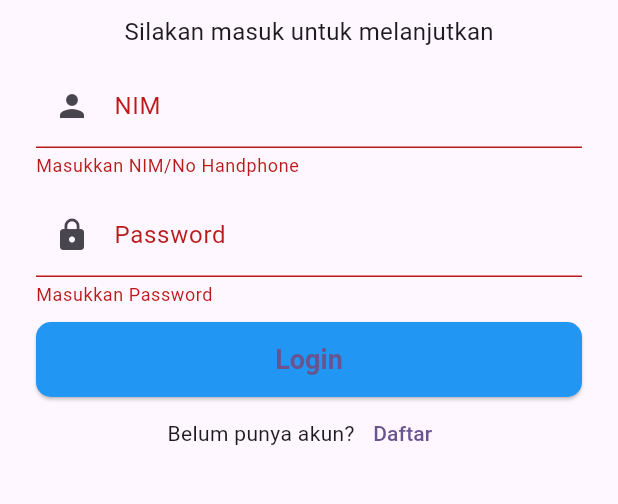
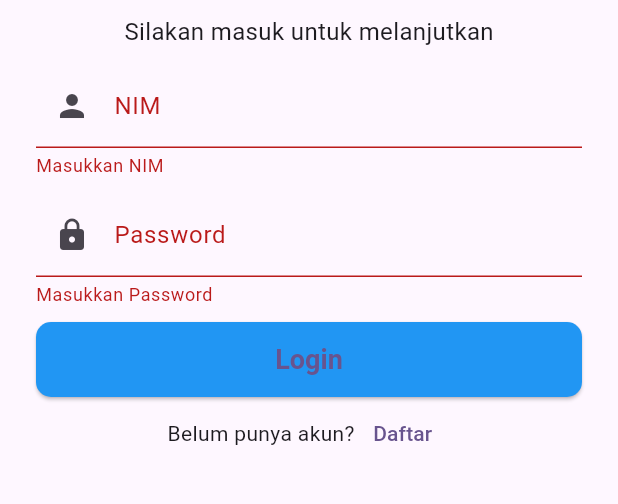
Before and after one commit to Miftahul2160/SimpanUKM, a Flutter app: the screen it shows after launch, after a tap on "Login", on a phone screen of 412 x 824 dp, the part 320-824 px from its top. Run offline on Flutter 3.47's test engine with Material 3 defaults, Android fonts, the phone set to English and light mode, and no system bars; our stand-ins replace image_picker.

Commit message:
Perbaikan Login Page

```diff
--- a/lib/presentation/pages/login_page.dart
+++ b/lib/presentation/pages/login_page.dart
@@ -1,9 +1,7 @@
 import 'package:flutter/material.dart';
 import 'package:simpanukm_uas_pam/data/services/authen_service.dart';
 import 'package:simpanukm_uas_pam/presentation/pages/admin/admin_navigationpage.dart';
-import 'package:simpanukm_uas_pam/presentation/pages/admin/dashboard_adminpage.dart';
 import 'package:simpanukm_uas_pam/presentation/pages/register_page.dart';
-import 'package:simpanukm_uas_pam/presentation/pages/user/dashboard_userpage.dart';
 import 'package:simpanukm_uas_pam/presentation/pages/user/user_navigationpage.dart';
 
 class LoginPage extends StatefulWidget {
@@ -107,7 +105,7 @@
                     ),
                     validator: (value) {
                       if (value == null || value.isEmpty) {
-                        return 'Masukkan NIM/No Handphone';
+                        return 'Masukkan NIM';
                       } else if (!RegExp(r'^[0-9]+$').hasMatch(value)) {
                         return 'Harus berupa angka';
                       }
```
